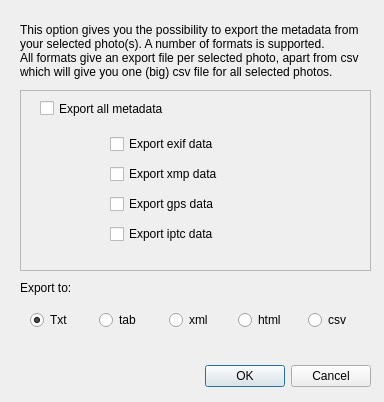
This is scripts/ui/export_metadata.ui in hvdwolf/pyExifToolGUI as Qt 5 draws it before an edit. The edited form follows.
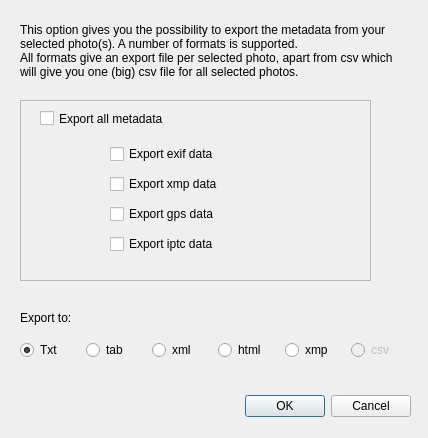
This is the edited form.

Commit message: Add xmp file export of only xmp data; temporarily disable csv export

```diff
--- a/scripts/ui/export_metadata.ui
+++ b/scripts/ui/export_metadata.ui
@@ -6,8 +6,8 @@
    <rect>
     <x>0</x>
     <y>0</y>
-    <width>384</width>
-    <height>402</height>
+    <width>428</width>
+    <height>438</height>
    </rect>
   </property>
   <property name="windowTitle">
@@ -16,8 +16,8 @@
   <widget class="QDialogButtonBox" name="qdem_dialogButtonBox">
    <property name="geometry">
     <rect>
-     <x>30</x>
-     <y>360</y>
+     <x>70</x>
+     <y>390</y>
      <width>341</width>
      <height>32</height>
     </rect>
@@ -33,7 +33,7 @@
    <property name="geometry">
     <rect>
      <x>20</x>
-     <y>90</y>
+     <y>100</y>
      <width>351</width>
      <height>181</height>
     </rect>
@@ -109,7 +109,7 @@
     <rect>
      <x>20</x>
      <y>10</y>
-     <width>351</width>
+     <width>391</width>
      <height>81</height>
     </rect>
    </property>
@@ -125,7 +125,7 @@
    <property name="geometry">
     <rect>
      <x>20</x>
-     <y>280</y>
+     <y>310</y>
      <width>91</width>
      <height>16</height>
     </rect>
@@ -137,9 +137,9 @@
   <widget class="QWidget" name="horizontalLayoutWidget">
    <property name="geometry">
     <rect>
-     <x>20</x>
-     <y>300</y>
-     <width>351</width>
+     <x>10</x>
+     <y>330</y>
+     <width>401</width>
      <height>41</height>
     </rect>
    </property>
@@ -190,8 +190,21 @@
       </property>
      </widget>
     </item>
+    <item>
+     <widget class="QRadioButton" name="qdem_xmp_radiobutton">
+      <property name="toolTip">
+       <string>This option will give you an xmp structured file per photo</string>
+      </property>
+      <property name="text">
+       <string>xmp</string>
+      </property>
+     </widget>
+    </item>
     <item>
      <widget class="QRadioButton" name="qdem_csv_radiobutton">
+      <property name="enabled">
+       <bool>false</bool>
+      </property>
       <property name="toolTip">
        <string>This option will give you one csv file for the selected photos</string>
       </property>
```
The commit also changes 9 other files.
